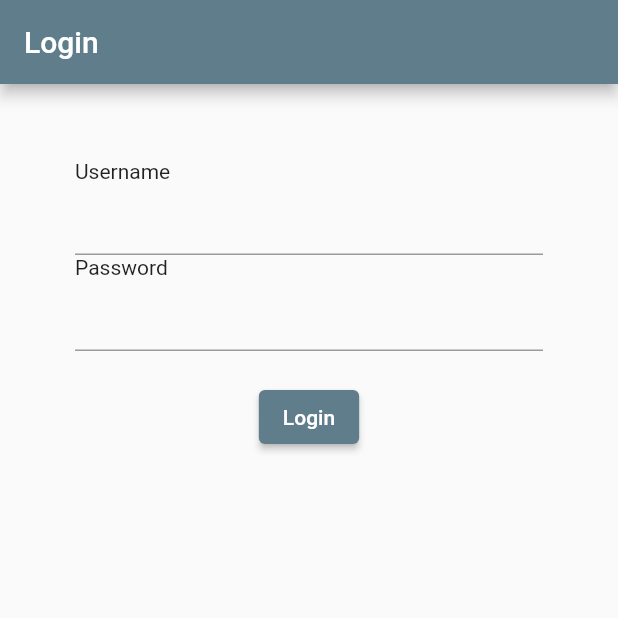
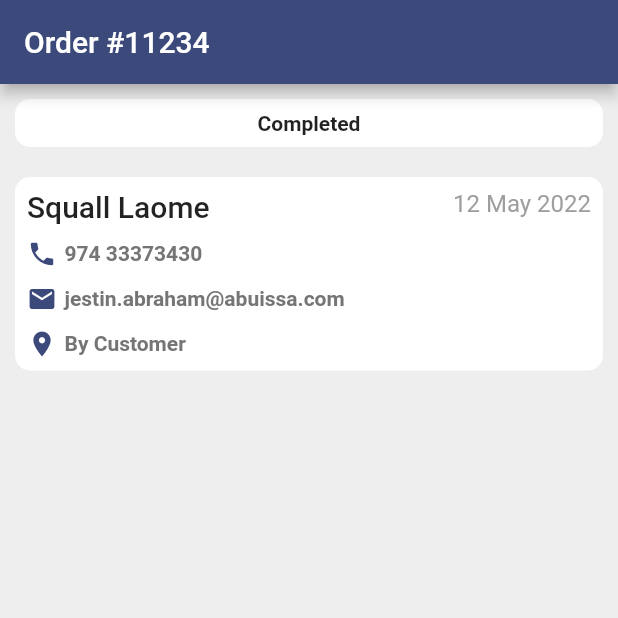
Before and after one commit to aihdeveloper/todo_flutter, a Flutter app: the screen it shows after launch, on a phone screen of 412 x 824 dp, the top half of it. Run offline on Flutter 3.47's test engine with Material 2 defaults, Android fonts, the phone set to English and light mode, and no system bars; our stand-ins replace math_expressions.

Commit message:
order-detail page added

```diff
--- a/lib/screens/dashboard.dart
+++ b/lib/screens/dashboard.dart
@@ -1,6 +1,7 @@
 import 'package:flutter/material.dart';
 import 'package:todo_flutter/screens/calculator.dart';
 import 'package:todo_flutter/screens/login_screen.dart';
+import 'package:todo_flutter/screens/order_detail_screen.dart';
 import 'package:todo_flutter/screens/todo_list_screen.dart';
 
 class DashBoard extends StatefulWidget {
@@ -13,7 +14,8 @@ class DashBoard extends StatefulWidget {
 class _DashBoardState extends State<DashBoard> {
   @override
   Widget build(BuildContext context) {
-    // return TodoListScreen();
-    return LoginScreen();
+    return OrderDetailScreen();
+    //return TodoListScreen();
+    //return LoginScreen();
   }
 }
--- /dev/null
+++ b/lib/screens/order_detail_screen.dart
@@ -0,0 +1,122 @@
+import 'package:flutter/material.dart';
+
+class OrderDetailScreen extends StatelessWidget {
+  const OrderDetailScreen({Key? key}) : super(key: key);
+  final blueColor = const Color(0xFF3C497B);
+  @override
+  Widget build(BuildContext context) {
+    return Scaffold(
+      backgroundColor: Colors.grey.shade200,
+      appBar: AppBar(
+        backgroundColor: blueColor,
+        title: Text('Order #11234'),
+      ),
+      body: Column(
+        crossAxisAlignment: CrossAxisAlignment.center,
+        children: [
+          Container(
+            width: MediaQuery.of(context).size.width,
+            margin: EdgeInsets.all(10),
+            padding: EdgeInsets.all(8.0),
+            decoration: BoxDecoration(
+                color: Colors.white, borderRadius: BorderRadius.circular(10)),
+            child: Text(
+              'Completed',
+              style: TextStyle(fontWeight: FontWeight.bold),
+              textAlign: TextAlign.center,
+            ),
+          ),
+          Container(
+            margin: EdgeInsets.all(10),
+            padding: EdgeInsets.all(8.0),
+            //height: 200,
+            decoration: BoxDecoration(
+                color: Colors.white, borderRadius: BorderRadius.circular(10)),
+            child: Column(
+              children: [
+                Row(
+                  crossAxisAlignment: CrossAxisAlignment.start,
+                  mainAxisAlignment: MainAxisAlignment.spaceBetween,
+                  children: [
+                    Text(
+                      'Squall Laome',
+                      style:
+                          TextStyle(fontSize: 20, fontWeight: FontWeight.w500),
+                    ),
+                    Text(
+                      '12 May 2022',
+                      style: TextStyle(fontSize: 16, color: Colors.grey),
+                    ),
+                  ],
+                ),
+                SizedBox(
+                  height: 10,
+                ),
+                Row(
+                  children: [
+                    Icon(
+                      Icons.phone,
+                      color: blueColor,
+                      size: 20,
+                    ),
+                    SizedBox(
+                      width: 5,
+                    ),
+                    Text(
+                      '974 33373430',
+                      style: TextStyle(
+                          color: Colors.grey.shade600,
+                          fontWeight: FontWeight.w600),
+                    )
+                  ],
+                ),
+                SizedBox(
+                  height: 10,
+                ),
+                Row(
+                  children: [
+                    Icon(
+                      Icons.mail,
+                      color: blueColor,
+                      size: 20,
+                    ),
+                    SizedBox(
+                      width: 5,
+                    ),
+                    Text(
+                      'jestin.abraham@abuissa.com',
+                      style: TextStyle(
+                          color: Colors.grey.shade600,
+                          fontWeight: FontWeight.w600),
+                    )
+                  ],
+                ),
+                SizedBox(
+                  height: 10,
+                ),
+                Row(
+                  children: [
+                    Icon(
+                      Icons.location_on_sharp,
+                      color: blueColor,
+                      size: 20,
+                    ),
+                    SizedBox(
+                      width: 5,
+                    ),
+                    Text(
+                      'By Customer',
+                      style: TextStyle(
+                          color: Colors.grey.shade600,
+                          fontWeight: FontWeight.w600),
+                    )
+                  ],
+                ),
+              ],
+            ),
+          )
+        ],
+      ),
+    );
+  }
+}
```
Also changed, not shown: 3 other files.
